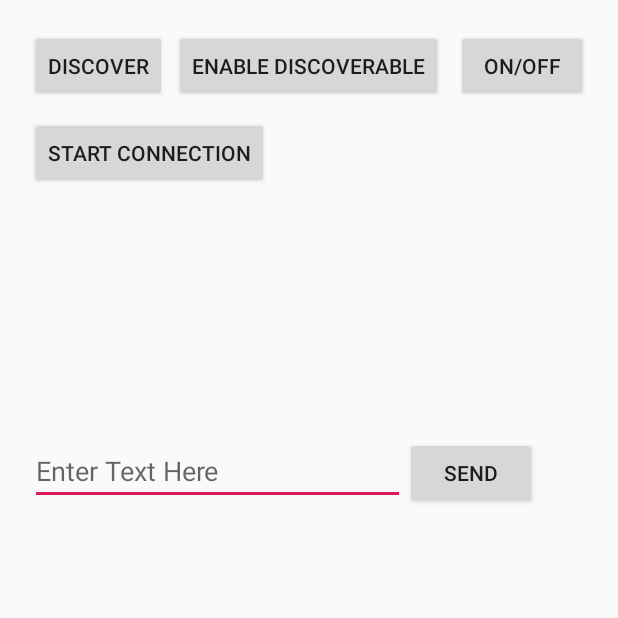
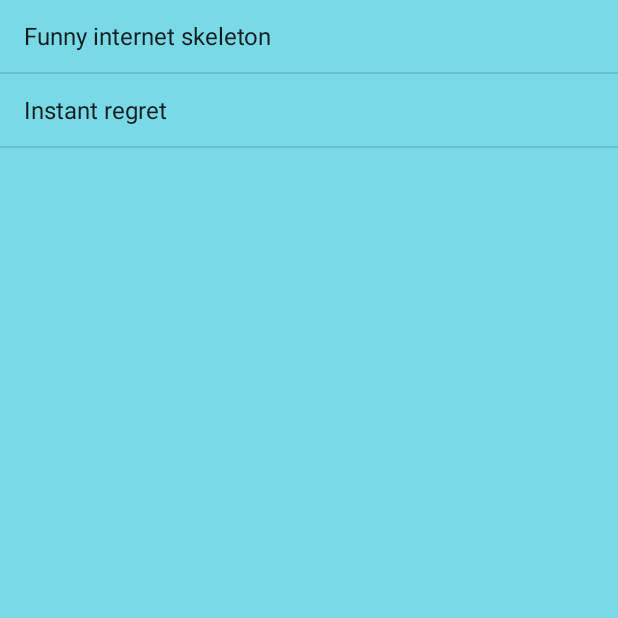
Before and after one commit to GregSinclair/Capstone-Guitar-App, an Android app: the screen it shows after launch (BluetoothActivity before the commit, SongList after it), after a tap on "SONG 2", on a phone screen of 412 x 824 dp, the top half of it. Run offline under Robolectric (Android 15) with nearby library versions, the light colour scheme and no system bars.

Commit message:
Merge branches 'greg_dec_22' and 'master' of https://github.com/marcpaulroy/Group17Android into greg_dec_22
# Conflicts:
#	app/src/main/java/com/Group17/Fretboard.java

```diff
--- a/app/src/main/AndroidManifest.xml
+++ b/app/src/main/AndroidManifest.xml
@@ -32,6 +32,9 @@
         <activity android:name=".BluetoothActivity"
             android:screenOrientation="portrait"
             android:theme="@style/AppTheme.noActionBar"/>
+        <activity android:name=".SongList"
+            android:screenOrientation="portrait"
+            android:theme="@style/AppTheme.noActionBar"/>
     </application>
 
 </manifest>
--- a/app/src/main/assets/songs.json
+++ b/app/src/main/assets/songs.json
@@ -55,7 +55,7 @@
 		[0,2,2,1,0,0],
 		[0,0,2,2,2,0],
 		[-2,-2,0,2,3,2],
-		[0,2,2,1,0,0]
+		[-5,0,0,0,0,0]
 	],
 	"Fun2":
 	[
--- a/app/src/main/java/com/Group17/Fretboard.java
+++ b/app/src/main/java/com/Group17/Fretboard.java
@@ -111,7 +111,11 @@ public class Fretboard {
         {
             try {
                 JSONArray beat = song.getJSONArray(beatCounter);
-                beatCounter++;
+                if(!(song.getJSONArray(beatCounter+1).getInt(0)==-5)) {
+                    beatCounter++;
+                }
+
+
                 Note[] notes = new Note[6];
                 notes[0] = new Note(res, beat.getInt(0));
                 notes[1] = new Note(res, beat.getInt(1));
--- a/app/src/main/java/com/Group17/MainActivity.java
+++ b/app/src/main/java/com/Group17/MainActivity.java
@@ -9,15 +9,22 @@ import android.bluetooth.BluetoothDevice;
 import android.content.Intent;
 import android.content.SharedPreferences;
 import android.os.Bundle;
+import android.util.Log;
 import android.view.View;
 import android.view.WindowManager;
 import android.widget.ImageView;
-import android.widget.TextView;
-import android.os.Bundle;
+import android.widget.ListView;
+import android.widget.*;
+
+
 
 public class MainActivity extends AppCompatActivity {
 
     private boolean isMute;
+
+    BluetoothConnectionService mBluetoothConnection;
+
+    private static final String TAG = "MainActivity";
 
     @Override
     protected void onCreate(Bundle savedInstanceState) {
@@ -28,12 +35,28 @@ public class MainActivity extends AppCompatActivity {
 
         setContentView(R.layout.title_screen);
 
+
+
+
+
         findViewById(R.id.button3).setOnClickListener(new View.OnClickListener() {
             @Override
             public void onClick(View view) {
 
+
+
+
+
+                if(mBluetoothConnection==null) {
+                    Log.d(TAG, "no bluetooth connection");
+
+                    Toast.makeText(getApplicationContext(), "No bluetooth connection", Toast.LENGTH_LONG).show();
+                    return;
+                }
+
                 Intent intent = new Intent(MainActivity.this, GameActivity.class);
                 intent.putExtra("songName", "Fun");
+                intent.putExtra("bluetoothConnection", mBluetoothConnection);
                 startActivity(intent);
             }
         });
@@ -42,12 +65,36 @@ public class MainActivity extends AppCompatActivity {
             @Override
             public void onClick(View view) {
 
+                Intent intent = new Intent(MainActivity.this, SongList.class);
+                //intent.putExtra("songName", "Fun2");
+                Intent bluetoothIntent;
+                startActivityForResult(intent,1);
+
+                //mBluetoothConnection = bluetoothIntent.getParcelableExtra("bluetoothConnection");
+
+
+            }
+        });
+
+
+
+
+
+
+        findViewById(R.id.b_connect).setOnClickListener(new View.OnClickListener() {
+            @Override
+            public void onClick(View view) {
+
                 Intent intent = new Intent(MainActivity.this, BluetoothActivity.class);
-                //intent.putExtra("songName", "Fun2");
+
                 startActivity(intent);
             }
         });
+
+
+
 /*
+
 
         TextView highScoreTxt = findViewById(R.id.highScoreTxt);
 
@@ -83,4 +130,24 @@ public class MainActivity extends AppCompatActivity {
 
  */
     }
+
+    @Override
+    protected void onActivityResult(int requestCode, int resultCode, Intent data) {
+        Log.d(TAG, "in activity result"); //this doesn't seem to ever trigger
+        super.onActivityResult(requestCode, resultCode, data);
+
+        if (requestCode == 1) {
+            if (resultCode == RESULT_OK) {
+                if(data != null) {
+                    Log.d(TAG, "intent recieved");
+                    mBluetoothConnection = data.getParcelableExtra("bluetoothConnection");
+                }
+            }
+            if (resultCode == RESULT_CANCELED) {
+                Log.d(TAG, "no intent recieved");
+            }
+        }
+    }
+
+
 }
--- /dev/null
+++ b/app/src/main/java/com/Group17/SongList.java
@@ -0,0 +1,44 @@
+package com.Group17;
+
+import androidx.appcompat.app.AppCompatActivity;
+
+import android.content.Intent;
+import android.content.SharedPreferences;
+import android.os.Bundle;
+import android.view.View;
+import android.view.WindowManager;
+import android.widget.ImageView;
+import android.widget.ListView;
+import android.widget.*;
+import android.os.Bundle;
+
+public class SongList extends AppCompatActivity {
+
+    ListView songList;
+
+
+
+
+
+
+    @Override
+    protected void onCreate(Bundle savedInstanceState) {
+        super.onCreate(savedInstanceState);
+        setContentView(R.layout.list_screen);
+
+
+        String[] songNames = {"Funny internet skeleton","Instant regret"}; //put a function here to get the actual song names out of the JSON
+
+        songList=(ListView)findViewById(R.id.list_view_song);
+        ArrayAdapter<String> songListAdapter = new ArrayAdapter<String>(this,android.R.layout.simple_list_item_1, songNames);
+        songList.setAdapter(songListAdapter);
+        songList.setOnItemClickListener(new AdapterView.OnItemClickListener() {
+            @Override
+            public void onItemClick(AdapterView<?> parent, View view, int position, long id) {
+                TextView tv = (TextView) view;
+                Toast.makeText(getApplicationContext(), tv.getText(), Toast.LENGTH_LONG).show();
+            }
+        });
+
+    }
+}
--- /dev/null
+++ b/app/src/main/res/layout/list_screen.xml
@@ -0,0 +1,17 @@
+<?xml version="1.0" encoding="utf-8"?>
+<androidx.constraintlayout.widget.ConstraintLayout xmlns:android="http://schemas.android.com/apk/res/android"
+    xmlns:app="http://schemas.android.com/apk/res-auto"
+    xmlns:tools="http://schemas.android.com/tools"
+    android:id="@+id/linearLayout2"
+    android:layout_width="match_parent"
+    android:layout_height="match_parent">
+
+    <ListView
+        android:id="@+id/list_view_song"
+        android:layout_width="wrap_content"
+        android:layout_height="0dp"
+        android:background="#8300BCD4"
+        app:layout_constraintBottom_toBottomOf="parent"
+        app:layout_constraintStart_toStartOf="parent"
+        app:layout_constraintTop_toTopOf="parent" />
+</androidx.constraintlayout.widget.ConstraintLayout>
```
Also changed, not shown: app/src/main/java/com/Group17/BluetoothActivity.java (+37 -12 lines), app/src/main/java/com/Group17/BluetoothConnectionService.java (+35 -2 lines), app/src/main/java/com/Group17/BluetoothController.java (deleted, +0 -19 lines), app/src/main/java/com/Group17/GameActivity.java (+10 -0 lines), app/src/main/res/layout/activity_bluetooth.xml (+9 -1 lines), app/src/main/res/layout/title_screen.xml (+0 -7 lines).
